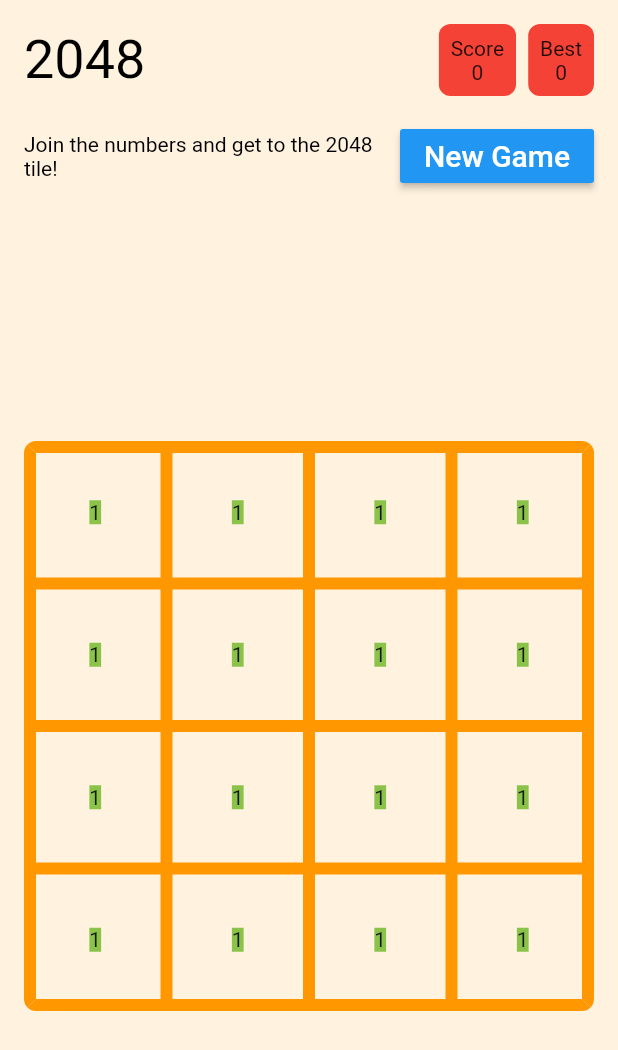
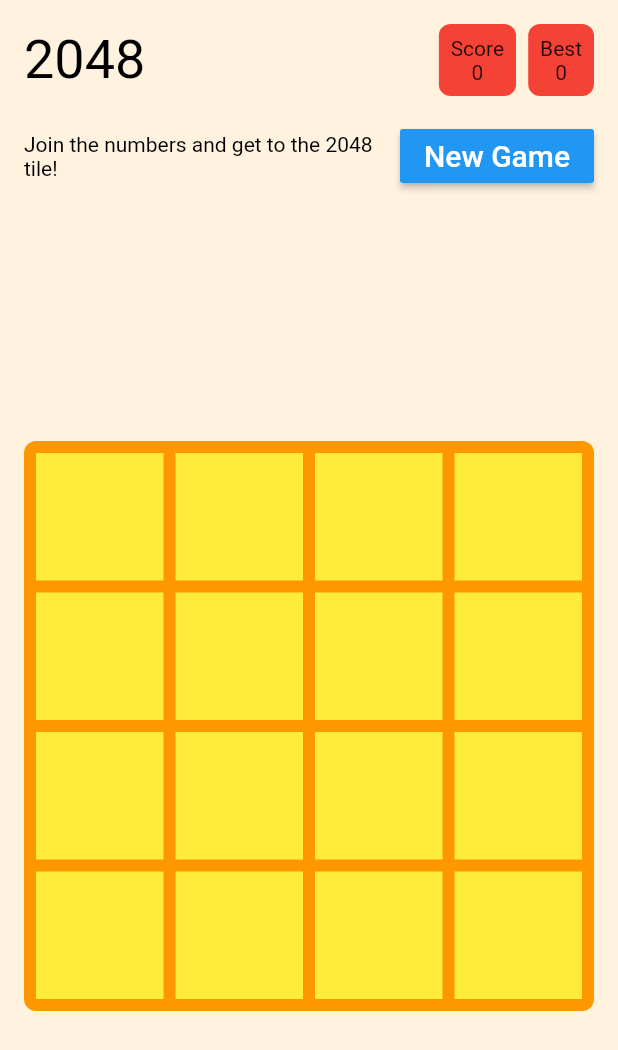
Before and after one commit to jeffreyliu8/2048, a Flutter app: the screen it shows after launch, on a phone screen of 412 x 824 dp. Shown: the top 1050 px of the screen. Run offline on Flutter 3.47's test engine with Material 2 defaults, Android fonts, the phone set to English and light mode, and no system bars; missing offline and left inert: swipedetector.

Commit message:
try inkwell and print size and position

```diff
--- a/game2048/lib/2048game.dart
+++ b/game2048/lib/2048game.dart
@@ -33,38 +33,35 @@ class _GameViewState extends State<GameView> {
         aspectRatio: 1,
         child: SwipeDetector(
           child: new Container(
-            color: Colors.redAccent[150],
+            padding: EdgeInsets.all(4.0),
+            color: Colors.orange,
             child: Table(
-              border: TableBorder.all(
-                color: Colors.orange,
-                width: 8,
-              ),
               defaultVerticalAlignment: TableCellVerticalAlignment.middle,
               defaultColumnWidth: IntrinsicColumnWidth(),
               children: [
                 TableRow(children: [
-                  GamePieceView(),
-                  GamePieceView(),
-                  GamePieceView(),
-                  GamePieceView(),
+                  GameBgPieceView(),
+                  GameBgPieceView(),
+                  GameBgPieceView(),
+                  GameBgPieceView(),
                 ]),
                 TableRow(children: [
-                  GamePieceView(),
-                  GamePieceView(),
-                  GamePieceView(),
-                  GamePieceView(),
+                  GameBgPieceView(),
+                  GameBgPieceView(),
+                  GameBgPieceView(),
+                  GameBgPieceView(),
                 ]),
                 TableRow(children: [
-                  GamePieceView(),
-                  GamePieceView(),
-                  GamePieceView(),
-                  GamePieceView(),
+                  GameBgPieceView(),
+                  GameBgPieceView(),
+                  GameBgPieceView(),
+                  GameBgPieceView(),
                 ]),
                 TableRow(children: [
-                  GamePieceView(),
-                  GamePieceView(),
-                  GamePieceView(),
-                  GamePieceView(),
+                  GameBgPieceView(),
+                  GameBgPieceView(),
+                  GameBgPieceView(),
+                  GameBgPieceView(),
                 ]),
               ],
             ),
--- a/game2048/lib/2048gamePiece.dart
+++ b/game2048/lib/2048gamePiece.dart
@@ -1,7 +1,7 @@
 import 'package:flutter/material.dart';
 
-class GamePieceView extends StatefulWidget {
-  const GamePieceView({
+class GameBgPieceView extends StatefulWidget {
+  const GameBgPieceView({
     Key key,
     this.title: "title",
   }) : super(key: key);
@@ -10,27 +10,32 @@ class GamePieceView extends StatefulWidget {
 
   @override
   State<StatefulWidget> createState() {
-    return _GamePieceViewState();
+    return _GameBgPieceViewState();
   }
 }
 
-class _GamePieceViewState extends State<GamePieceView> {
-  int _score = 0;
-
-  void increaseScore() {
-    setState(() {
-      _score += 1;
-    });
-  }
+class _GameBgPieceViewState extends State<GameBgPieceView> {
+  GlobalKey _keyRed = GlobalKey();
 
   @override
   Widget build(BuildContext context) {
     return AspectRatio(
       aspectRatio: 1,
-      child: Center(
-        child: new Container(
-          color: Colors.lightGreen,
-          child: Text("1")
+      child: Padding(
+        padding: const EdgeInsets.all(4.0),
+        child: Material(
+          key: _keyRed,
+          color: Colors.yellow,
+          child: InkWell(
+            onTap: () {
+              final RenderBox renderBoxRed =
+                  _keyRed.currentContext.findRenderObject();
+              final sizeRed = renderBoxRed.size;
+              print("SIZE of Red: $sizeRed");
+              final positionRed = renderBoxRed.localToGlobal(Offset.zero);
+              print("POSITION of Red: $positionRed ");
+            },
+          ),
         ),
       ),
     );
```
